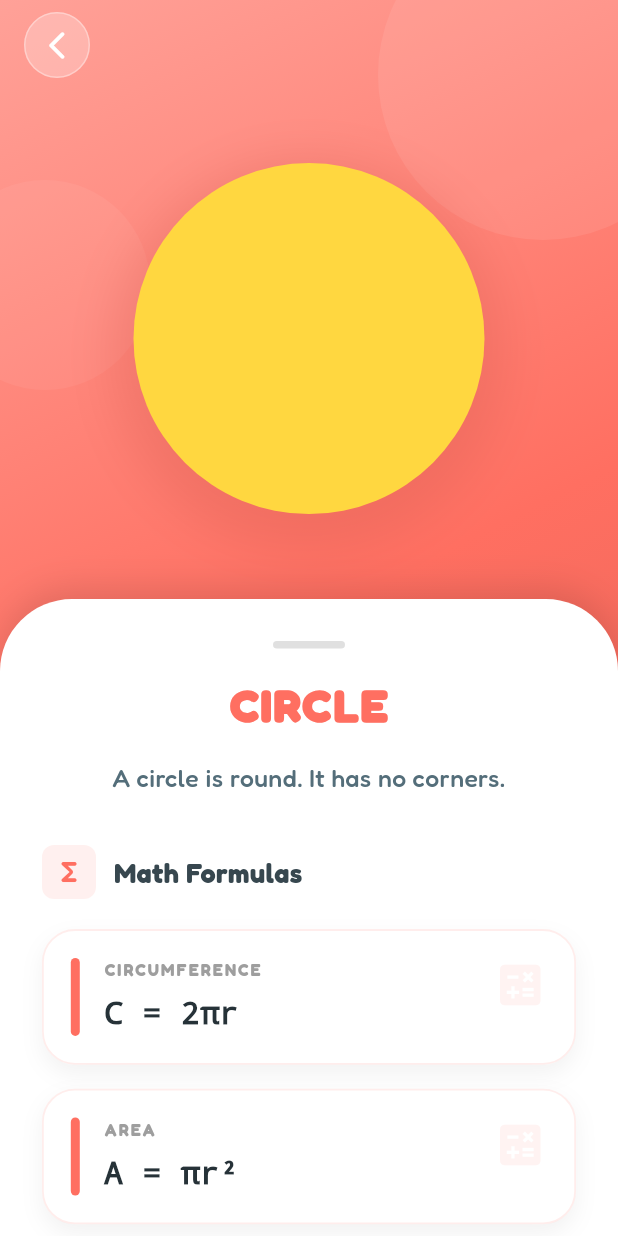
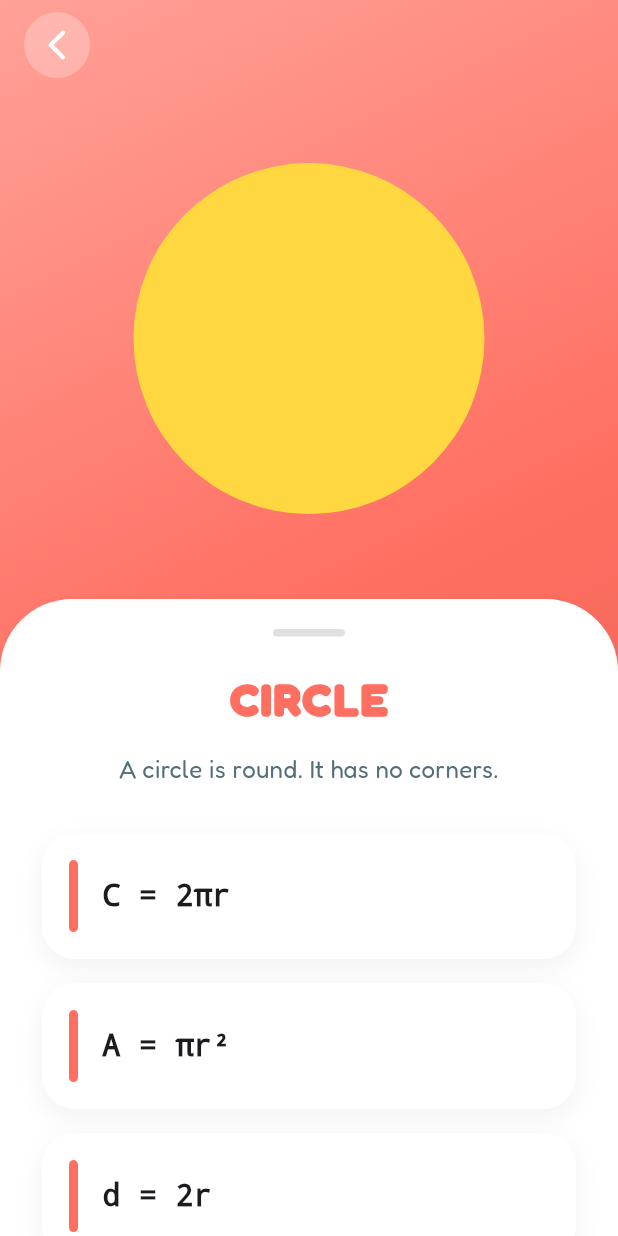
Before and after one commit to argadenil/zinzy, a Flutter app: the ShapeDetailScreen screen opened directly with sample values from the repository, on a phone screen of 412 x 824 dp. Run offline on Flutter 3.47's test engine with Material 3 defaults, Android fonts, the phone set to English and light mode, and no system bars; our stand-ins replace audioplayers, camera, confetti, flutter_tts, google_fonts, lottie and 2 more; missing offline and left inert: flutter_3d_controller, hand_landmarker.

Commit message:
changes added

```diff
--- a/lib/screens/shapes/shapeDetailsScreen.dart
+++ b/lib/screens/shapes/shapeDetailsScreen.dart
@@ -1,9 +1,8 @@
+import 'dart:math' as math;
 import 'package:flutter/material.dart';
 import 'package:flutter_3d_controller/flutter_3d_controller.dart';
 import 'package:zinzy/screens/shapes/shapeItem.dart';
 import 'package:zinzy/screens/shapes/shapePainter.dart';
-import 'package:zinzy/screens/shapes/shapesScreen.dart';
-import 'package:zinzy/screens/shapes/shapesscreen.dart';
 
 class ShapeDetailScreen extends StatefulWidget {
   final ShapeItem shape;
@@ -14,15 +13,41 @@ class ShapeDetailScreen extends StatefulWidget {
   State<ShapeDetailScreen> createState() => _ShapeDetailScreenState();
 }
 
-class _ShapeDetailScreenState extends State<ShapeDetailScreen> {
+class _ShapeDetailScreenState extends State<ShapeDetailScreen>
+    with SingleTickerProviderStateMixin {
+  /// 🔄 Fake 3D rotation
+  double _rotX = 0;
+  double _rotY = 0;
+
+  late AnimationController _resetController;
+  late Animation<double> _resetAnim;
+
   @override
   void initState() {
     super.initState();
-    print('@@@ start');
-    for (var f in widget.shape.formulas ?? []) {
-      print('Formula: ${f.title} = ${f.formula}');
+
+    _resetController = AnimationController(
+      vsync: this,
+      duration: const Duration(milliseconds: 350),
+    );
+
+    _resetAnim = CurvedAnimation(
+      parent: _resetController,
+      curve: Curves.easeOutBack,
+    );
+
+    _resetController.addListener(() {
+      setState(() {
+        _rotX *= (1 - _resetAnim.value);
+        _rotY *= (1 - _resetAnim.value);
+      });
+    });
   }
-    print('@@@ end');
+
+  @override
+  void dispose() {
+    _resetController.dispose();
+    super.dispose();
   }
 
   @override
@@ -48,24 +73,6 @@ class _ShapeDetailScreenState extends State<ShapeDetailScreen> {
             ),
           ),
 
-          /// 🎨 SUBTLE DECOR ELEMENTS
-          Positioned(
-            top: -60,
-            right: -60,
-            child: CircleAvatar(
-              radius: 110,
-              backgroundColor: Colors.white.withOpacity(0.08),
-            ),
-          ),
-          Positioned(
-            top: 120,
-            left: -40,
-            child: CircleAvatar(
-              radius: 70,
-              backgroundColor: Colors.white.withOpacity(0.05),
-            ),
-          ),
-
           SafeArea(
             child: Column(
               children: [
@@ -75,46 +82,47 @@ class _ShapeDetailScreenState extends State<ShapeDetailScreen> {
                   child: Padding(
                     padding: const EdgeInsets.only(left: 16, top: 8),
                     child: GestureDetector(
-                      behavior: HitTestBehavior.opaque,
                       onTap: () => Navigator.pop(context),
                       child: Container(
                         padding: const EdgeInsets.all(10),
                         decoration: BoxDecoration(
                           color: Colors.white.withOpacity(0.25),
                           shape: BoxShape.circle,
-                          border: Border.all(
-                            color: Colors.white.withOpacity(0.35),
-                          ),
                         ),
                         child: const Icon(
                           Icons.arrow_back_ios_new_rounded,
                           color: Colors.white,
-                          size: 22,
                         ),
                       ),
                     ),
                   ),
                 ),
 
-                /// --- SHAPE VIEW ---
+                /// ================= SHAPE VIEW =================
                 Expanded(
                   flex: 9,
                   child: Center(
                     child: Hero(
                       tag: widget.shape.name,
+                      child: GestureDetector(
+                        onPanUpdate: (details) {
+                          setState(() {
+                            _rotY += details.delta.dx * 0.01;
+                            _rotX -= details.delta.dy * 0.01;
+                          });
+                        },
+                        onPanEnd: (_) {
+                          _resetController.forward(from: 0);
+                        },
+                        child: Transform(
+                          alignment: Alignment.center,
+                          transform: Matrix4.identity()
+                            ..setEntry(3, 2, 0.0015) // perspective
+                            ..rotateX(_rotX)
+                            ..rotateY(_rotY),
                           child: Container(
                             width: 260,
                             height: 260,
-                        decoration: BoxDecoration(
-                          shape: BoxShape.circle,
-                          boxShadow: [
-                            BoxShadow(
-                              color: darkerColor.withOpacity(0.35),
-                              blurRadius: 28,
-                              offset: const Offset(0, 12),
-                            ),
-                          ],
-                        ),
                             child: widget.shape.is3D
                                 ? Flutter3DViewer(
                                     src: widget.shape.asset!,
@@ -132,8 +140,10 @@ class _ShapeDetailScreenState extends State<ShapeDetailScreen> {
                         ),
                       ),
                     ),
+                  ),
+                ),
 
-                /// --- INFO CARD ---
+                /// ================= INFO CARD =================
                 Expanded(
                   flex: 11,
                   child: Container(
@@ -144,21 +154,13 @@ class _ShapeDetailScreenState extends State<ShapeDetailScreen> {
                         topLeft: Radius.circular(48),
                         topRight: Radius.circular(48),
                       ),
-                      boxShadow: [
-                        BoxShadow(
-                          color: Colors.black12,
-                          blurRadius: 20,
-                          offset: Offset(0, -6),
-                        ),
-                      ],
                     ),
                     child: SingleChildScrollView(
-                      padding: const EdgeInsets.fromLTRB(28, 12, 28, 30),
+                      padding: const EdgeInsets.fromLTRB(28, 20, 28, 30),
                       child: Column(
                         children: [
                           /// DRAG HANDLE
                           Container(
-                            margin: const EdgeInsets.symmetric(vertical: 16),
                             width: 48,
                             height: 5,
                             decoration: BoxDecoration(
@@ -166,6 +168,7 @@ class _ShapeDetailScreenState extends State<ShapeDetailScreen> {
                               borderRadius: BorderRadius.circular(10),
                             ),
                           ),
+                          const SizedBox(height: 20),
 
                           /// TITLE
                           Text(
@@ -178,60 +181,28 @@ class _ShapeDetailScreenState extends State<ShapeDetailScreen> {
                             ),
                           ),
 
-                          const SizedBox(height: 14),
+                          const SizedBox(height: 12),
 
                           /// DESCRIPTION
                           Text(
                             widget.shape.description,
                             textAlign: TextAlign.center,
                             style: TextStyle(
-                              fontSize: 16.5,
+                              fontSize: 16,
                               height: 1.6,
-                              fontWeight: FontWeight.w500,
                               color: Colors.blueGrey[600],
                             ),
                           ),
 
-                          const SizedBox(height: 32),
+                          const SizedBox(height: 30),
 
-                          /// FORMULA HEADER
-                          Row(
-                            children: [
-                              Container(
-                                padding: const EdgeInsets.all(8),
-                                decoration: BoxDecoration(
-                                  color: mainColor.withOpacity(0.1),
-                                  borderRadius: BorderRadius.circular(8),
-                                ),
-                                child: Icon(
-                                  Icons.functions_rounded,
-                                  color: mainColor,
-                                  size: 20,
-                                ),
-                              ),
-                              const SizedBox(width: 12),
-                              Text(
-                                "Math Formulas",
-                                style: TextStyle(
-                                  fontSize: 18,
-                                  fontWeight: FontWeight.w800,
-                                  color: Colors.blueGrey[800],
-                                ),
-                              ),
-                            ],
-                          ),
-
-                          const SizedBox(height: 20),
-
-                          /// FORMULA LIST
+                          /// FORMULAS
                           if (widget.shape.formulas.isNotEmpty)
                             ...widget.shape.formulas.map(
                               (f) => _buildFormulaCard(f, mainColor),
                             )
                           else
                             _buildNoFormulaState(),
-
-                          const SizedBox(height: 30),
                         ],
                       ),
                     ),
@@ -249,69 +220,37 @@ class _ShapeDetailScreenState extends State<ShapeDetailScreen> {
   Widget _buildFormulaCard(ShapeFormula item, Color color) {
     return Container(
       margin: const EdgeInsets.only(bottom: 16),
-      padding: const EdgeInsets.symmetric(horizontal: 18, vertical: 18),
+      padding: const EdgeInsets.all(18),
       decoration: BoxDecoration(
+        borderRadius: BorderRadius.circular(22),
         color: Colors.white,
-        borderRadius: BorderRadius.circular(22),
         boxShadow: [
           BoxShadow(
             color: Colors.black.withOpacity(0.05),
-            blurRadius: 12,
+            blurRadius: 14,
             offset: const Offset(0, 6),
           ),
         ],
-        border: Border.all(
-          color: color.withOpacity(0.12),
-          width: 1.2,
-        ),
       ),
       child: Row(
-        crossAxisAlignment: CrossAxisAlignment.start,
         children: [
           Container(
             width: 6,
-            height: 52,
+            height: 48,
             decoration: BoxDecoration(
               color: color,
               borderRadius: BorderRadius.circular(6),
             ),
           ),
           const SizedBox(width: 16),
-
           Expanded(
-            child: Column(
-              crossAxisAlignment: CrossAxisAlignment.start,
-              children: [
-                Text(
-                  (item.title ?? '').toUpperCase(),
-                  style: TextStyle(
-                    fontSize: 11,
-                    fontWeight: FontWeight.bold,
-                    color: Colors.grey[500],
-                    letterSpacing: 1.4,
+            child: Text(
+              item.formula,
+              style: const TextStyle(
+                fontSize: 20,
+                fontFamily: 'Courier',
+                fontWeight: FontWeight.w600,
               ),
-                ),
-                const SizedBox(height: 6),
-                Text(
-                  item.formula,
-                  softWrap: true,
-                  style: TextStyle(
-                    fontSize: 21,
-                    fontWeight: FontWeight.w600,
-                    fontFamily: 'Courier',
-                    color: Colors.blueGrey[900],
-                  ),
-                ),
-              ],
-            ),
-          ),
-
-          Opacity(
-            opacity: 0.08,
-            child: Icon(
-              Icons.calculate,
-              color: color,
-              size: 36,
             ),
           ),
         ],
@@ -321,19 +260,14 @@ class _ShapeDetailScreenState extends State<ShapeDetailScreen> {
 
   Widget _buildNoFormulaState() {
     return Padding(
-      padding: const EdgeInsets.symmetric(vertical: 30),
+      padding: const EdgeInsets.symmetric(vertical: 40),
       child: Column(
         children: [
-          Icon(Icons.check_circle_outline,
-              size: 40, color: Colors.grey[300]),
+          Icon(Icons.check_circle_outline, size: 42, color: Colors.grey[300]),
           const SizedBox(height: 12),
           Text(
             "Just remember the shape!",
-            style: TextStyle(
-              color: Colors.grey[400],
-              fontSize: 16,
-              fontWeight: FontWeight.w500,
-            ),
+            style: TextStyle(color: Colors.grey[400], fontSize: 16),
           ),
         ],
       ),
```
Also changed, not shown: pubspec.lock, 5 other files. Lines whose indentation alone changed are shown as unchanged.
